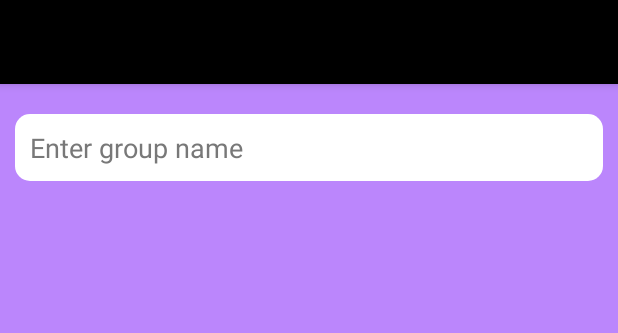
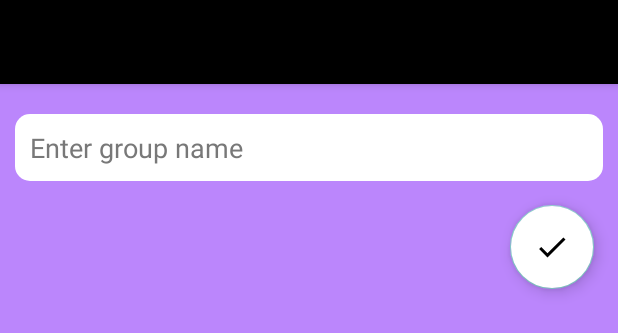
Before and after one commit to surajiyer28/E1_GroupNo.2_BillSplitter, an Android app: the layout create_new_group_activity.xml on its own in the app's theme, with its tools: preview values and no code run, on a phone screen of 412 x 824 dp. Shown: the top 333 px of the screen. Run offline under Robolectric (Android 15) with nearby library versions, the light colour scheme and no system bars.

Commit message:
Sortd vala commit

```diff
--- a/app/src/main/AndroidManifest.xml
+++ b/app/src/main/AndroidManifest.xml
@@ -25,7 +25,7 @@
             </intent-filter>
         </activity>
         <activity
-            android:name=".CreateNewGroupActivityActivity"
+            android:name=".CreateNewGroupActivity"
             android:exported="true" />
         <activity
             android:name=".NavHeaderActivity"
--- a/app/src/main/java/com/firstapp/myapplication/GroupListActivityViewAdapter.java
+++ b/app/src/main/java/com/firstapp/myapplication/GroupListActivityViewAdapter.java
@@ -77,8 +77,8 @@ public class GroupListActivityViewAdapter extends RecyclerView.Adapter<GroupList
             super(itemView);
 
             // store all references from our layout for future use
-            textView = itemView.findViewById(R.id.groupListDetailName);
-            relativeLayout = itemView.findViewById(R.id.groupListDetail);
+            //textView = itemView.findViewById(R.id.groupListDetailName);
+            //relativeLayout = itemView.findViewById(R.id.groupListDetail);
         }
 
 
--- a/app/src/main/java/com/firstapp/myapplication/LoginActivity.java
+++ b/app/src/main/java/com/firstapp/myapplication/LoginActivity.java
@@ -31,7 +31,7 @@ public class LoginActivity extends AppCompatActivity {
                 ed2.getText().toString().equals("aanch")) {
             Toast.makeText(getApplicationContext(),
                     "Login Success",Toast.LENGTH_SHORT).show();
-            Intent Login = new Intent(LoginActivity.this, GroupListActivity.class);
+            Intent Login = new Intent(LoginActivity.this, MainActivity.class);
             startActivity(Login);
 
         }else{
--- a/app/src/main/res/drawable/ic_check_white.xml
+++ b/app/src/main/res/drawable/ic_check_white.xml
@@ -1,4 +1,4 @@
-<vector android:height="24dp" android:tint="#FFFFFF"
+<vector android:height="24dp" android:tint="#000000"
     android:viewportHeight="24.0" android:viewportWidth="24.0"
     android:width="24dp" xmlns:android="http://schemas.android.com/apk/res/android">
     <path android:fillColor="#FF000000" android:pathData="M9,16.17L4.83,12l-1.42,1.41L9,19 21,7l-1.41,-1.41z"/>
--- a/app/src/main/res/layout/create_new_group_activity.xml
+++ b/app/src/main/res/layout/create_new_group_activity.xml
@@ -1,11 +1,11 @@
 <?xml version="1.0" encoding="utf-8"?>
 <LinearLayout xmlns:android="http://schemas.android.com/apk/res/android"
-    android:orientation="vertical" android:layout_width="match_parent"
+    android:orientation="vertical"
+    android:layout_width="match_parent"
     android:layout_height="match_parent"
     xmlns:tools="http://schemas.android.com/tools"
     android:padding="0dp"
     android:background="@color/purple_200"
-
     tools:ignore="HardcodedText">
 
     <include layout="@layout/toolbar"
@@ -27,4 +27,12 @@
         android:background="@drawable/rounded_corners"
         android:inputType="text" />
 
+    <com.google.android.material.floatingactionbutton.FloatingActionButton
+        android:id="@+id/fab"
+        android:layout_width="wrap_content"
+        android:layout_height="wrap_content"
+        android:layout_gravity="end|bottom"
+        android:layout_margin="16dp"
+        android:backgroundTint="@color/white"
+        android:src="@drawable/ic_check_white" />
 </LinearLayout>
```
Also changed, not shown: app/src/main/java/com/firstapp/myapplication/CreateNewGroupActivity.java (added, +80 -0 lines), app/src/main/java/com/firstapp/myapplication/CreateNewGroupActivityActivity.java (deleted, +0 -21 lines), app/src/main/java/com/firstapp/myapplication/MainActivity.java (+17 -15 lines).
